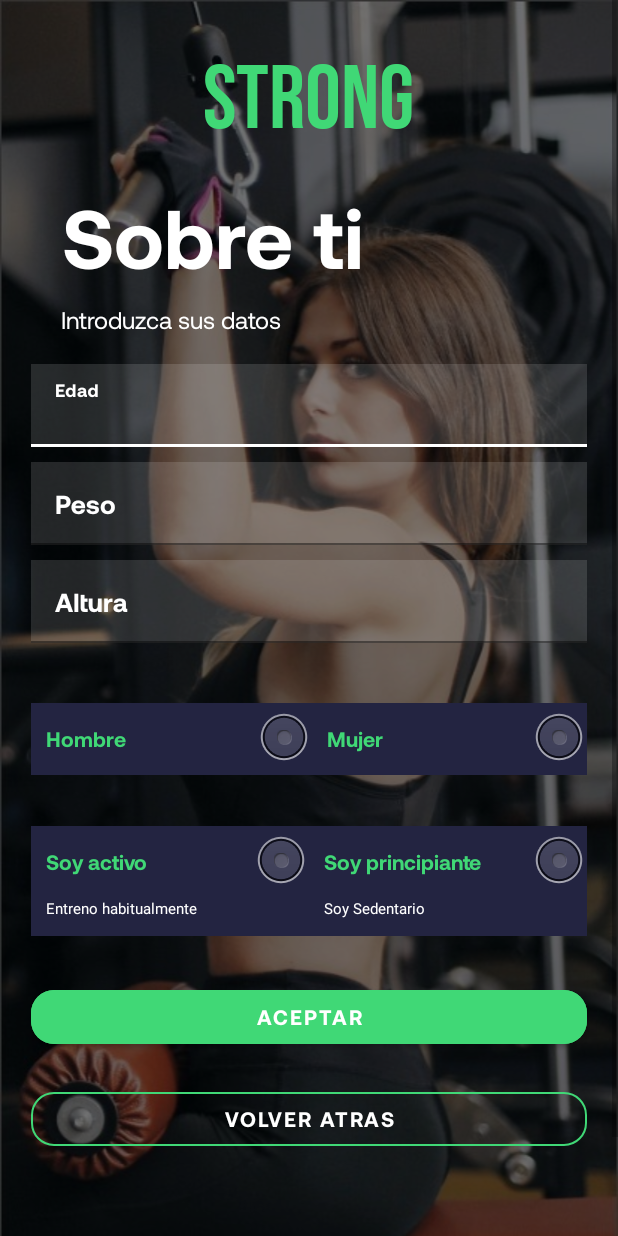
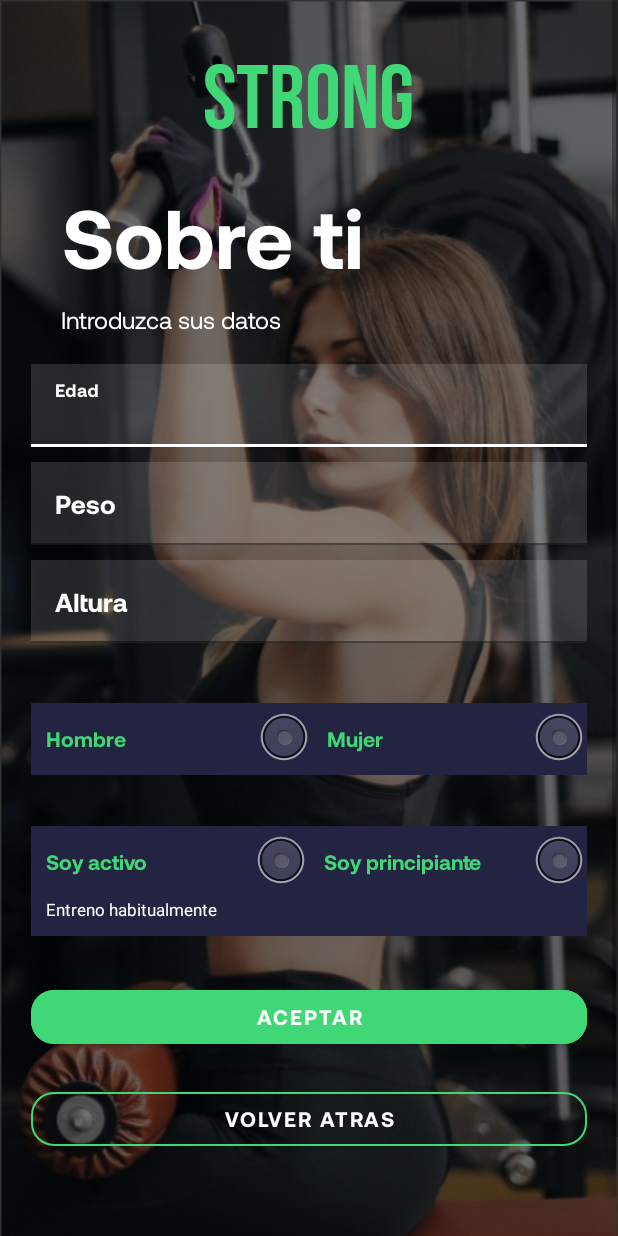
Before and after one commit to asier97am/Strong, an Android app: the DespuesDeRegistro screen opened directly, with no data from a screen before it, on a phone screen of 412 x 824 dp. Run offline under Robolectric (Android 15) with nearby library versions, the phone set to English and light mode, and no system bars.

Commit message:
Limpiando warning y añadiendo texto en String

```diff
--- a/app/src/main/res/layout/activity_despues_registro.xml
+++ b/app/src/main/res/layout/activity_despues_registro.xml
@@ -18,7 +18,8 @@
         android:layout_width="match_parent"
         android:layout_height="match_parent"
         android:alpha="0.45"
-        android:background="@drawable/imagendespuesregistro">
+        android:background="@drawable/imagendespuesregistro"
+        android:contentDescription="@string/todo">
     </ImageView>
 
     <androidx.constraintlayout.widget.Guideline
@@ -51,10 +52,10 @@
         android:layout_width="wrap_content"
         android:layout_height="wrap_content"
         android:layout_marginTop="20dp"
-        android:text="Sobre ti"
-        android:gravity="left"
+        android:text="@string/sobre_ti"
+        android:gravity="start"
         android:textColor="@color/blancoApp"
-        android:textSize="55dp"
+        android:textSize="55sp"
         android:fontFamily="@font/aeonikbold"
         app:layout_constraintEnd_toStartOf="@+id/lineaDerecha"
         app:layout_constraintHorizontal_bias="0.121"
@@ -67,11 +68,11 @@
         android:layout_height="wrap_content"
         android:layout_marginTop="12dp"
         android:layout_marginStart="20dp"
-        android:text="Introduzca sus datos"
+        android:text="@string/introduzca_sus_datos"
         android:textColor="@color/blancoApp"
         android:fontFamily="@font/aeonikregular"
-        android:textSize="16dp"
-        android:gravity="left"
+        android:textSize="16sp"
+        android:gravity="start"
         app:layout_constraintStart_toStartOf="@+id/lineaIzd"
         app:layout_constraintTop_toBottomOf="@+id/textView8" />
 
@@ -90,7 +91,7 @@
         <EditText
             android:id="@+id/edadDespRegistro"
             style="@style/editText"
-            android:hint="Edad"
+            android:hint="@string/edad"
             android:inputType="number"
             tools:ignore="SpeakableTextPresentCheck" />
 
@@ -111,7 +112,7 @@
         <EditText
             android:id="@+id/pesoDesRegistro"
             style="@style/editText"
-            android:hint="Peso"
+            android:hint="@string/peso"
             android:inputType="number"
             tools:ignore="SpeakableTextPresentCheck" />
 
@@ -131,7 +132,7 @@
         <EditText
             android:id="@+id/alturaRegistro"
             style="@style/editText"
-            android:hint="Altura"
+            android:hint="@string/altura"
             android:inputType="number"
             tools:ignore="SpeakableTextPresentCheck" />
 
@@ -157,7 +158,7 @@
             android:layout_width="90dp"
             android:layout_height="wrap_content"
             android:layout_weight="1"
-            android:text="Hombre"
+            android:text="@string/hombre"
             />
 
         <RadioButton
@@ -165,14 +166,14 @@
             style="@style/seleccionBotones"
             android:layout_width="wrap_content"
             android:layout_weight="1"
-            android:text="Mujer" />
+            android:text="@string/mujer" />
     </RadioGroup>
 
     <Button
         android:id="@+id/terminaRegistro"
         style="@style/botonVerde"
         android:layout_marginTop="55dp"
-        android:text="Aceptar"
+        android:text="@string/aceptar"
         app:layout_constraintEnd_toStartOf="@+id/lineaDerecha"
         app:layout_constraintHorizontal_bias="0.0"
         app:layout_constraintStart_toStartOf="@+id/lineaIzd"
@@ -197,14 +198,14 @@
                 android:layout_width="match_parent"
                 android:layout_height="match_parent"
                 android:layout_weight="1"
-                android:text="Soy activo" />
+                android:text="@string/soy_activo" />
 
             <RadioButton
                 android:id="@+id/principiante"
                 style="@style/seleccionBotones"
                 android:layout_width="match_parent"
                 android:layout_weight="1"
-                android:text="Soy principiante" />
+                android:text="@string/soy_principiante" />
 
     </RadioGroup>
     <TableRow
@@ -220,27 +221,27 @@
         <TextView
             android:layout_width="175dp"
             android:layout_height="wrap_content"
-            android:layout_marginLeft="10dp"
+            android:layout_marginStart="10dp"
             android:layout_marginBottom="5dp"
-            android:gravity="center|left"
-            android:text="Entreno habitualmente"
+            android:gravity="center|start"
+            android:text="@string/entreno_habitualmente"
             android:textColor="@color/blancoApp"
-            android:textSize="10sp"/>
+            android:textSize="11sp"/>
 
         <TextView
             android:layout_width="185dp"
             android:layout_height="wrap_content"
-            android:layout_marginLeft="10dp"
-            android:gravity="center|left"
-            android:text="Soy Sedentario"
+            android:layout_marginStart="10dp"
+            android:gravity="center|start"
+            android:text="@string/string_soy_sedentario"
             android:textColor="@color/blancoApp"
-            android:textSize="10sp"/>
+            android:textSize="11sp"/>
     </TableRow>
 
     <Button
         android:id="@+id/button"
         android:layout_marginTop="20dp"
-        android:text="Volver Atras"
+        android:text="@string/volver_atras"
         style="@style/botonNegro"
         app:layout_constraintEnd_toStartOf="@+id/lineaDerecha"
         app:layout_constraintStart_toStartOf="@+id/lineaIzd"
--- a/app/src/main/res/values/strings.xml
+++ b/app/src/main/res/values/strings.xml
@@ -3,4 +3,25 @@
     <string name="title_activity_main_bn">MainBN</string>
     <string name="tab_text_1">Tab 1</string>
     <string name="tab_text_2">Tab 2</string>
+    <string name="strong">STRONG</string>
+    <string name="bienvenido">Bienvenido</string>
+    <string name="a_un_paso_de_alcanzar_la_vida_que_siempre_has_deseado">A un paso de alcanzar la vida que siempre has deseado</string>
+    <string name="acceder">ACCEDER</string>
+    <string name="entrar_como_invitado">ENTRAR COMO INVITADO</string>
+    <string name="registro">REGISTRO</string>
+    <string name="aceptar">Aceptar</string>
+    <string name="entreno_habitualmente">Entreno habitualmente</string>
+    <string name="sobre_ti">Sobre ti</string>
+    <string name="mujer">Mujer</string>
+    <string name="soy_sedentario">Soy Sedentario</string>
+    <string name="string_soy_sedentario" />
+    <string name="introduzca_sus_datos">Introduzca sus datos</string>
+    <string name="soy_principiante">Soy principiante</string>
+    <string name="edad">Edad</string>
+    <string name="peso">Peso</string>
+    <string name="altura">Altura</string>
+    <string name="hombre">Hombre</string>
+    <string name="soy_activo">Soy activo</string>
+    <string name="volver_atras">Volver Atras</string>
+    <string name="todo">TODO</string>
 </resources>
```
Also changed, not shown: app/src/main/res/layout/activity_bienvenida.xml (+11 -11 lines).
